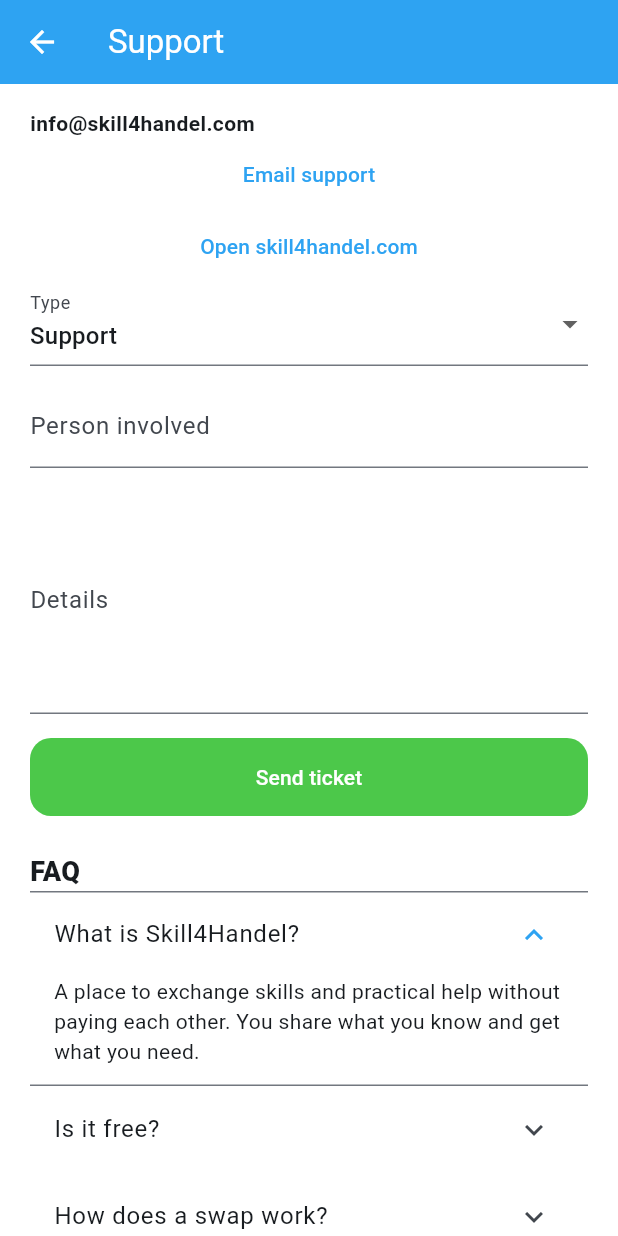
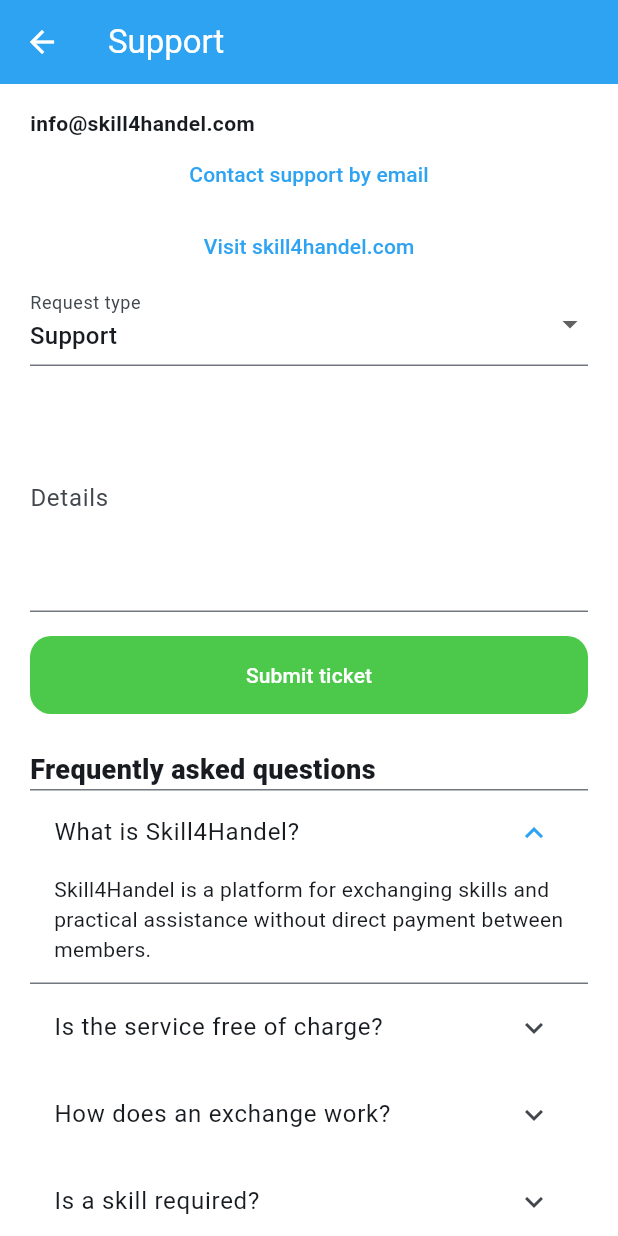
Before and after one commit to skill4handel-netizen/skill4handel-app, a Flutter app: the SupportScreen screen opened directly, after a tap on "What is Skill4Handel?", on a phone screen of 412 x 824 dp. Run offline on Flutter 3.47's test engine with Material 3 defaults, Android fonts, the phone set to English and light mode, and no system bars; our stand-ins replace dio, flutter_secure_storage, image_picker; accounts and stored records are empty.

Commit message:
stable v 1

```diff
--- a/lib/features/chat/complete_swap_screen.dart
+++ b/lib/features/chat/complete_swap_screen.dart
@@ -9,11 +9,13 @@
     required this.otherName,
     required this.chatId,
     this.photoUrl,
+    this.isCounter = false,
   });
 
   final String otherName;
   final int chatId;
   final String? photoUrl;
+  final bool isCounter;
 
   @override
   State<CompleteSwapScreen> createState() => _CompleteSwapScreenState();
@@ -72,23 +74,33 @@
 
   Future<void> submit() async {
     if (skillRequested.text.trim().isEmpty) {
-      ScaffoldMessenger.of(context).showSnackBar(const SnackBar(content: Text('Write the skill you request')));
+      ScaffoldMessenger.of(context).showSnackBar(
+        const SnackBar(content: Text('Please enter the requested skill.')),
+      );
       return;
     }
     if (useSkill && skillOffered.text.trim().isEmpty) {
-      ScaffoldMessenger.of(context).showSnackBar(const SnackBar(content: Text('Write the skill you offer')));
+      ScaffoldMessenger.of(context).showSnackBar(
+        const SnackBar(content: Text('Please enter the skill offered in return.')),
+      );
       return;
     }
     if (useTokens && (int.tryParse(extraTokens.text) ?? 0) <= 0) {
-      ScaffoldMessenger.of(context).showSnackBar(const SnackBar(content: Text('Enter tokens (1 to 10)')));
+      ScaffoldMessenger.of(context).showSnackBar(
+        const SnackBar(content: Text('Please enter between 1 and 10 tokens.')),
+      );
       return;
     }
     if (when == null || when!.isBefore(minWhen)) {
-      ScaffoldMessenger.of(context).showSnackBar(const SnackBar(content: Text('The earliest time is 24 hours from now')));
+      ScaffoldMessenger.of(context).showSnackBar(
+        const SnackBar(content: Text('The earliest available time is 24 hours from now.')),
+      );
       return;
     }
     if (!acceptedQuality) {
-      ScaffoldMessenger.of(context).showSnackBar(const SnackBar(content: Text('Confirm the quality responsibility')));
+      ScaffoldMessenger.of(context).showSnackBar(
+        const SnackBar(content: Text('Please confirm responsibility for the quality of the work.')),
+      );
       return;
     }
     setState(() => working = true);
@@ -120,40 +132,44 @@
 
   @override
   Widget build(BuildContext context) {
+    final types = <DropdownMenuItem<String>>[
+      const DropdownMenuItem(value: 'skill', child: Text('Skill for skill')),
+      const DropdownMenuItem(value: 'both', child: Text('Skill and S4H tokens')),
+      const DropdownMenuItem(value: 'tokens', child: Text('S4H tokens only')),
+      if (widget.isCounter) const DropdownMenuItem(value: 'volunteer', child: Text('Volunteer assistance')),
+    ];
+
     return Scaffold(
       appBar: AppBar(
         backgroundColor: AppColors.blue,
         foregroundColor: Colors.white,
-        title: Text('Offer to ${widget.otherName}'),
+        title: Text(widget.isCounter ? 'Counter-offer to ${widget.otherName}' : 'Offer to ${widget.otherName}'),
       ),
       body: ListView(
         padding: const EdgeInsets.fromLTRB(20, 16, 20, 28),
         children: [
-          const Text(
-            'Choose how you want to exchange. The meeting must be at least 24 hours from now.',
+          Text(
+            widget.isCounter
+                ? 'Submit a counter-offer. Volunteer assistance may be selected by the recipient of the original offer. The meeting must be scheduled at least 24 hours from now.'
+                : 'Select the terms of the exchange. The meeting must be scheduled at least 24 hours from now.',
           ),
           const SizedBox(height: 16),
           DropdownButtonFormField<String>(
             initialValue: payMode,
             decoration: const InputDecoration(labelText: 'Exchange type'),
-            items: const [
-              DropdownMenuItem(value: 'skill', child: Text('Skill for skill')),
-              DropdownMenuItem(value: 'both', child: Text('Skill + S4H tokens')),
-              DropdownMenuItem(value: 'tokens', child: Text('Only S4H tokens')),
-              DropdownMenuItem(value: 'volunteer', child: Text('Volunteer help')),
-            ],
+            items: types,
             onChanged: (value) => setState(() => payMode = value ?? 'skill'),
           ),
           const SizedBox(height: 12),
           TextField(
             controller: skillRequested,
-            decoration: const InputDecoration(labelText: 'Skill you request'),
+            decoration: const InputDecoration(labelText: 'Requested skill'),
           ),
           if (useSkill) ...[
             const SizedBox(height: 12),
             TextField(
               controller: skillOffered,
-              decoration: const InputDecoration(labelText: 'Skill you offer in return'),
+              decoration: const InputDecoration(labelText: 'Skill offered in return'),
             ),
           ],
           if (useTokens) ...[
@@ -161,7 +177,7 @@
             TextField(
               controller: extraTokens,
               keyboardType: TextInputType.number,
-              decoration: const InputDecoration(labelText: 'S4H tokens (max 10 per hour)'),
+              decoration: const InputDecoration(labelText: 'S4H tokens (maximum 10 per hour)'),
             ),
           ],
           ListTile(
@@ -169,7 +185,7 @@
             title: const Text('Date and time', style: TextStyle(fontWeight: FontWeight.w700)),
             subtitle: Text(
               when == null
-                  ? 'Not set. Earliest: ${earliestLabel()}'
+                  ? 'Not set. Earliest available: ${earliestLabel()}'
                   : '${MaterialLocalizations.of(context).formatMediumDate(when!)}, ${TimeOfDay.fromDateTime(when!).format(context)}',
             ),
             trailing: const Icon(Icons.calendar_today_outlined),
@@ -198,7 +214,7 @@
           const SizedBox(height: 12),
           TextField(
             controller: location,
-            decoration: const InputDecoration(labelText: 'Place or meeting note'),
+            decoration: const InputDecoration(labelText: 'Location or meeting note'),
           ),
           const SizedBox(height: 8),
           CheckboxListTile(
@@ -206,7 +222,7 @@
             value: acceptedQuality,
             onChanged: (value) => setState(() => acceptedQuality = value ?? false),
             controlAffinity: ListTileControlAffinity.trailing,
-            title: const Text('I understand the quality of this work is our responsibility, not Skill4Handel.'),
+            title: const Text('I understand that the quality of this work is the responsibility of the parties, not Skill4Handel.'),
           ),
           const SizedBox(height: 16),
           SizedBox(
@@ -214,7 +230,7 @@
             child: ElevatedButton(
               onPressed: working ? null : submit,
               style: AppTheme.solid(AppColors.green),
-              child: Text(working ? 'Sending...' : 'Send offer', style: const TextStyle(color: Colors.white)),
+              child: Text(working ? 'Submitting...' : (widget.isCounter ? 'Submit counter-offer' : 'Submit offer'), style: const TextStyle(color: Colors.white)),
             ),
           ),
         ],
--- a/lib/features/support/support_screen.dart
+++ b/lib/features/support/support_screen.dart
@@ -17,7 +17,6 @@
 class _SupportScreenState extends State<SupportScreen> {
   final dio = Dio(BaseOptions(baseUrl: 'https://skill4handel-api.onrender.com'));
   final text = TextEditingController();
-  late final otherName = TextEditingController(text: widget.initialOtherName ?? '');
   late String type = widget.initialType ?? 'support';
   bool sending = false;
 
@@ -26,15 +25,17 @@
       final data = error.response?.data;
       if (data is Map && data['message'] != null) return data['message'].toString();
       if (error.response?.statusCode != null) {
-        return 'Could not send ticket (${error.response?.statusCode}). Try again.';
+        return 'The ticket could not be submitted (${error.response?.statusCode}). Please try again.';
       }
     }
-    return 'Could not send ticket. Try again.';
+    return 'The ticket could not be submitted. Please try again.';
   }
 
   Future<void> sendTicket() async {
     if (text.text.trim().isEmpty) {
-      ScaffoldMessenger.of(context).showSnackBar(const SnackBar(content: Text('Write your message first')));
+      ScaffoldMessenger.of(context).showSnackBar(
+        const SnackBar(content: Text('Please enter the details of your request.')),
+      );
       return;
     }
     setState(() => sending = true);
@@ -43,12 +44,14 @@
         'userId': Session.id,
         'name': Session.name,
         'type': type,
-        'otherName': otherName.text.trim(),
+        'otherName': widget.initialOtherName ?? '',
         'text': text.text.trim(),
       });
       text.clear();
       if (!mounted) return;
-      ScaffoldMessenger.of(context).showSnackBar(const SnackBar(content: Text('Ticket sent')));
+      ScaffoldMessenger.of(context).showSnackBar(
+        const SnackBar(content: Text('Your ticket has been submitted.')),
+      );
     } catch (e) {
       if (!mounted) return;
       ScaffoldMessenger.of(context).showSnackBar(SnackBar(content: Text(cleanError(e))));
@@ -73,7 +76,7 @@
   Widget build(BuildContext context) {
     return Scaffold(
       appBar: AppBar(
-        title: const Text('Support'),
+        title: Text(type == 'report' ? 'Submit a report' : 'Support'),
         automaticallyImplyLeading: Navigator.canPop(context),
       ),
       body: ListView(
@@ -86,7 +89,7 @@
                 await launchUrl(Uri.parse('mailto:info@skill4handel.com'));
               } catch (_) {}
             },
-            child: const Text('Email support'),
+            child: const Text('Contact support by email'),
           ),
           TextButton(
             onPressed: () async {
@@ -94,44 +97,51 @@
                 await launchUrl(Uri.parse('https://www.skill4handel.com'), mode: LaunchMode.externalApplication);
               } catch (_) {}
             },
-            child: const Text('Open skill4handel.com'),
+            child: const Text('Visit skill4handel.com'),
           ),
+          if ((widget.initialOtherName ?? '').isNotEmpty)
+            Padding(
+              padding: const EdgeInsets.only(bottom: 12),
+              child: Text('Subject: ${widget.initialOtherName}', style: const TextStyle(color: AppColors.muted)),
+            ),
           DropdownButtonFormField<String>(
             initialValue: type,
-            decoration: const InputDecoration(labelText: 'Type'),
+            decoration: const InputDecoration(labelText: 'Request type'),
             items: const [
               DropdownMenuItem(value: 'support', child: Text('Support')),
               DropdownMenuItem(value: 'arbitration', child: Text('Arbitration')),
-              DropdownMenuItem(value: 'report', child: Text('Report a person')),
+              DropdownMenuItem(value: 'report', child: Text('Report a member')),
               DropdownMenuItem(value: 'fraud', child: Text('Fraud')),
             ],
             onChanged: (value) => setState(() => type = value ?? 'support'),
           ),
           const SizedBox(height: 12),
-          TextField(controller: otherName, decoration: const InputDecoration(labelText: 'Person involved')),
-          const SizedBox(height: 12),
-          TextField(controller: text, maxLines: 5, decoration: const InputDecoration(labelText: 'Details')),
+          TextField(
+            controller: text,
+            maxLines: 5,
+            decoration: const InputDecoration(labelText: 'Details'),
+          ),
           const SizedBox(height: 16),
           SizedBox(
             height: 52,
             child: ElevatedButton(
               onPressed: sending ? null : sendTicket,
               style: AppTheme.solid(AppColors.green),
-              child: Text(sending ? 'Sending...' : 'Send ticket', style: const TextStyle(color: Colors.white)),
+              child: Text(sending ? 'Submitting...' : 'Submit ticket', style: const TextStyle(color: Colors.white)),
             ),
           ),
           const SizedBox(height: 24),
-          const Text('FAQ', style: TextStyle(fontSize: 18, fontWeight: FontWeight.w800)),
-          faq('What is Skill4Handel?', 'A place to exchange skills and practical help without paying each other. You share what you know and get what you need.'),
-          faq('Is it free?', 'Joining is free. Core skill swaps stay without cash between people. S4H tokens help when a direct swap is not possible.'),
-          faq('How does a swap work?', 'List what you can give and what you want. Find someone nearby or online. Meet, help each other, mark the task done, and leave a short review.'),
-          faq('Do I need a skill?', 'Yes. The idea is give and get. That can be language, a small repair, study help, everyday know-how, or volunteer help.'),
-          faq('Can I swap online?', 'Some skills work over a call or a screen. Others need a cafe or a doorstep. You choose in the offer.'),
-          faq('Who can use the app?', 'Users 16 and older. Read the profile first and meet where you feel safe.'),
-          faq('What is banned?', 'Sex work, pornography, violent work, weapons, illegal drugs, fraud, theft and other illegal activity. These accounts will be banned.'),
-          faq('Who is responsible for quality?', 'The two people in the swap. Skill4Handel is a matching platform, not the service provider.'),
-          faq('When can I cancel?', 'Until 24 hours before the agreed date and time.'),
-          faq('How do I ask for arbitration?', 'Choose Arbitration in the form, write what happened, and send the ticket. You can also email info@skill4handel.com.'),
+          const Text('Frequently asked questions', style: TextStyle(fontSize: 18, fontWeight: FontWeight.w800)),
+          faq('What is Skill4Handel?', 'Skill4Handel is a platform for exchanging skills and practical assistance without direct payment between members.'),
+          faq('Is the service free of charge?', 'Registration is free of charge. Core skill exchanges do not require cash between members. S4H tokens may be used when a direct exchange is not possible.'),
+          faq('How does an exchange work?', 'Members record the skills they can provide and the skills they require, send an offer, agree on the terms, complete the session, and submit a review.'),
+          faq('Is a skill required?', 'Yes. Participation is based on giving and receiving skills, including language, practical assistance, study support, or volunteer work.'),
+          faq('May exchanges take place online?', 'Yes. Members may select an online or in-person meeting when submitting an offer.'),
+          faq('Who may use the application?', 'The service is available to users aged 16 and over. Members are advised to review profiles and meet in a safe location.'),
+          faq('What activity is prohibited?', 'Sexual services, pornography, violence, weapons, illegal drugs, fraud, theft and other unlawful activity are prohibited and will result in account suspension.'),
+          faq('Who is responsible for quality?', 'The two parties to the exchange are responsible for the quality of the work. Skill4Handel provides matching services only and is not the service provider.'),
+          faq('When may an offer be cancelled?', 'An accepted offer may be cancelled up to 24 hours before the agreed date and time. A pending offer with no response is cancelled after 24 hours.'),
+          faq('How may arbitration be requested?', 'Select Arbitration, describe the matter, and submit the ticket. Correspondence may also be sent to info@skill4handel.com.'),
         ],
       ),
     );
```
Also changed, not shown: lib/features/chat/chat_screen.dart (+27 -40 lines), lib/features/profile/user_profile_screen.dart (+18 -32 lines).
